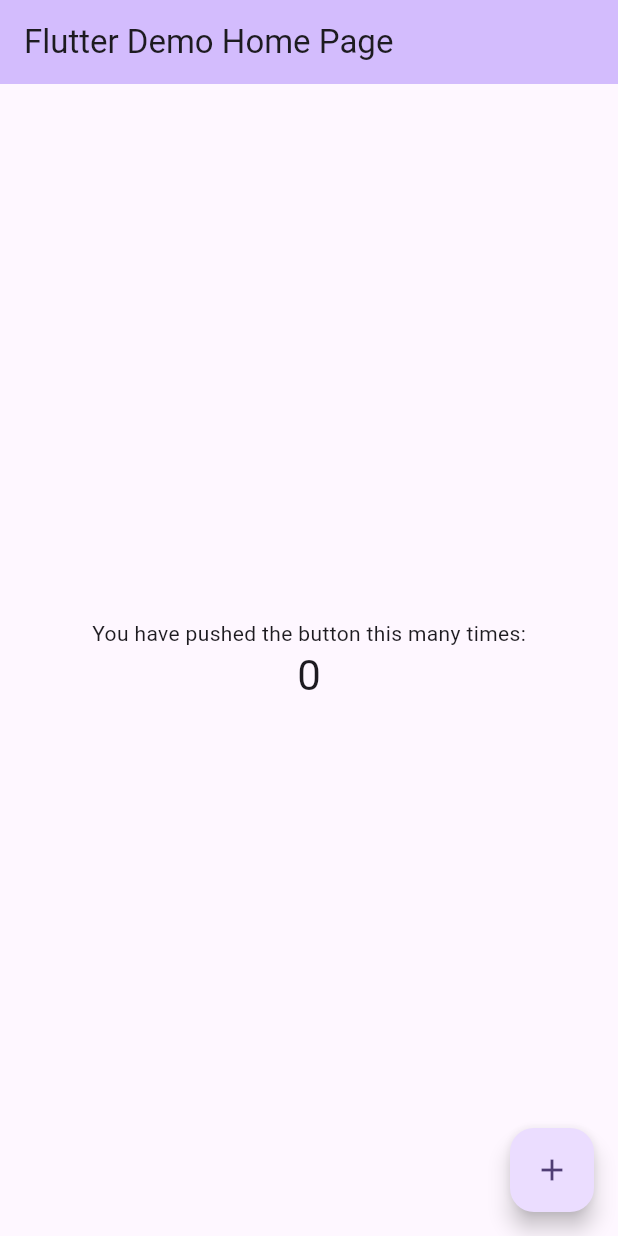
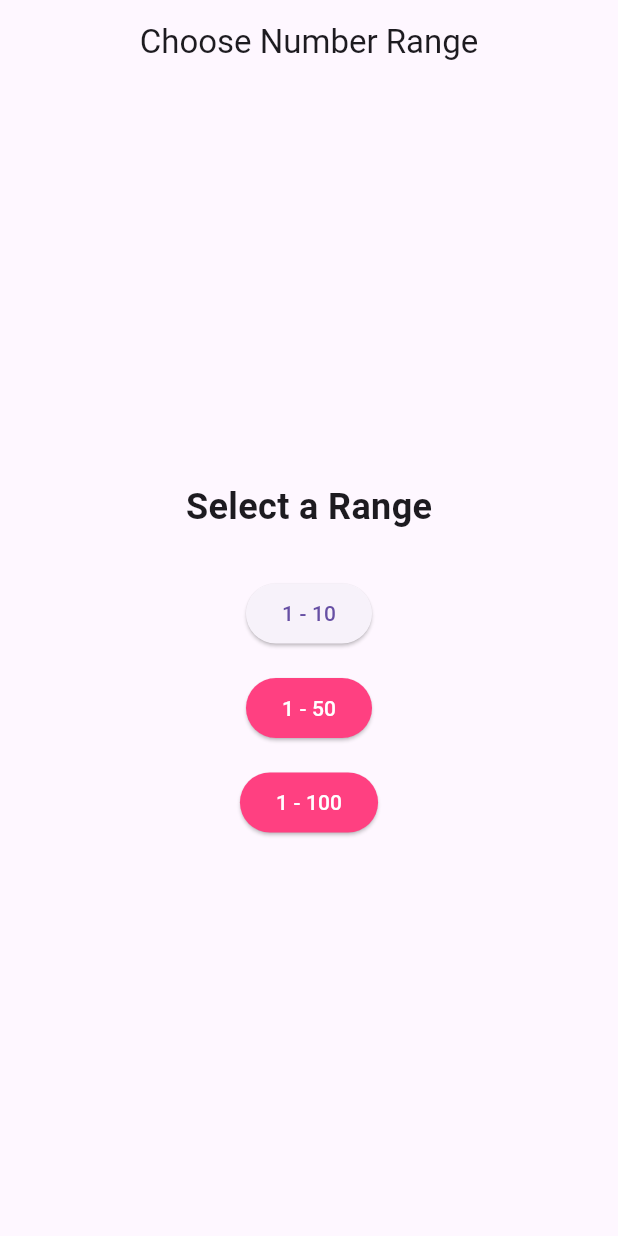
Before and after one commit to khadijajavedtevta/guess_number, a Flutter app: the screen it shows after launch, on a phone screen of 412 x 824 dp. Run offline on Flutter 3.47's test engine with Material 3 defaults, Android fonts, the phone set to English and light mode, and no system bars.

Commit message:
Added Splash and range screens

```diff
--- a/lib/main.dart
+++ b/lib/main.dart
@@ -1,122 +1,65 @@
-import 'package:material_ui/material_ui.dart';
-
+import 'package:flutter/material.dart';
+import 'splash_screen.dart';
 void main() {
-  runApp(const MyApp());
+  runApp(const NumberGuessGame());
 }
 
-class MyApp extends StatelessWidget {
-  const MyApp({super.key});
+class NumberGuessGame extends StatelessWidget {
+  const NumberGuessGame({super.key});
 
   // This widget is the root of your application.
   @override
   Widget build(BuildContext context) {
     return MaterialApp(
-      title: 'Flutter Demo',
-      theme: ThemeData(
-        // This is the theme of your application.
-        //
-        // TRY THIS: Try running your application with "flutter run". You'll see
-        // the application has a purple toolbar. Then, without quitting the app,
-        // try changing the seedColor in the colorScheme below to Colors.green
-        // and then invoke "hot reload" (save your changes or press the "hot
-        // reload" button in a Flutter-supported IDE, or press "r" if you used
-        // the command line to start the app).
-        //
-        // Notice that the counter didn't reset back to zero; the application
-        // state is not lost during the reload. To reset the state, use hot
-        // restart instead.
-        //
-        // This works for code too, not just values: Most code changes can be
-        // tested with just a hot reload.
-        colorScheme: .fromSeed(seedColor: Colors.deepPurple),
-      ),
-      home: const MyHomePage(title: 'Flutter Demo Home Page'),
+      debugShowCheckedModeBanner: false,
+      title: 'Number Guess Game',
+      home: const SplashScreen(),
     );
   }
 }
-
-class MyHomePage extends StatefulWidget {
-  const MyHomePage({super.key, required this.title});
-
-  // This widget is the home page of your application. It is stateful, meaning
-  // that it has a State object (defined below) that contains fields that affect
-  // how it looks.
-
-  // This class is the configuration for the state. It holds the values (in this
-  // case the title) provided by the parent (in this case the App widget) and
-  // used by the build method of the State. Fields in a Widget subclass are
-  // always marked "final".
-
-  final String title;
-
-  @override
-  State<MyHomePage> createState() => _MyHomePageState();
-}
-
-class _MyHomePageState extends State<MyHomePage> {
-  int _counter = 0;
-
-  void _incrementCounter() {
-    setState(() {
-      // This call to setState tells the Flutter framework that something has
-      // changed in this State, which causes it to rerun the build method below
-      // so that the display can reflect the updated values. If we changed
-      // _counter without calling setState(), then the build method would not be
-      // called again, and so nothing would appear to happen.
-      _counter++;
-    });
-  }
-
+class HomeScreen extends StatelessWidget {
+  const HomeScreen({super.key});
 @override
 Widget build(BuildContext context) {
-    // This method is rerun every time setState is called, for instance as done
-    // by the _incrementCounter method above.
-    //
-    // The Flutter framework has been optimized to make rerunning build methods
-    // fast, so that you can just rebuild anything that needs updating rather
-    // than having to individually change instances of widgets.
   return Scaffold(
     appBar: AppBar(
-        // TRY THIS: Try changing the color here to a specific color (to
-        // Colors.amber, perhaps?) and trigger a hot reload to see the AppBar
-        // change color while the other colors stay the same.
-        backgroundColor: Theme.of(context).colorScheme.inversePrimary,
-        // Here we take the value from the MyHomePage object that was created by
-        // the App.build method, and use it to set our appbar title.
-        title: Text(widget.title),
+      title: const Text("Number Guessing Game"),
+      centerTitle: true,
     ),
-      body: Center(
-        // Center is a layout widget. It takes a single child and positions it
-        // in the middle of the parent.
+    body: Padding(padding: const EdgeInsets.all(20),
     child: Column(
-          // Column is also a layout widget. It takes a list of children and
-          // arranges them vertically. By default, it sizes itself to fit its
-          // children horizontally, and tries to be as tall as its parent.
-          //
-          // Column has various properties to control how it sizes itself and
-          // how it positions its children. Here we use mainAxisAlignment to
-          // center the children vertically; the main axis here is the vertical
-          // axis because Columns are vertical (the cross axis would be
-          // horizontal).
-          //
-          // TRY THIS: Invoke "debug painting" (choose the "Toggle Debug Paint"
-          // action in the IDE, or press "p" in the console), to see the
-          // wireframe for each widget.
-          mainAxisAlignment: .center,
+      crossAxisAlignment: CrossAxisAlignment.stretch,
       children: [
-            const Text('You have pushed the button this many times:'),
-            Text(
-              '$_counter',
-              style: Theme.of(context).textTheme.headlineMedium,
+        const SizedBox(height: 20),
+        const Text("Enter a Number",
+        style: TextStyle(fontSize: 24,
+        fontWeight: FontWeight.bold,),
+        ),
+        const SizedBox(height: 15),
+        TextField(
+          keyboardType: TextInputType.number,
+          decoration: InputDecoration(
+            hintText: "Enter Number:",
+            border: OutlineInputBorder(),
+          ),
+        ),
+        const SizedBox(height: 10),
+        ElevatedButton(onPressed: (){}, child: const Text("Guess"),
+        ),
+        const SizedBox(height: 10),
+        ElevatedButton(onPressed: (){}, child: const Text("Reset"),
+        ),
+        const SizedBox(height: 20),
+        const Text(
+          "Result will appear here",
+          textAlign: TextAlign.center,
+          style: TextStyle(
+            fontSize: 18,
+            color: Colors.blue,
+          ),
         ),
       ],
-        ),
-      ),
-      floatingActionButton: FloatingActionButton(
-        onPressed: _incrementCounter,
-        tooltip: 'Increment',
-        child: const Icon(Icons.add),
-      ),
+    ),),
   );
 }
 }
--- /dev/null
+++ b/lib/range_screen.dart
@@ -0,0 +1,63 @@
+import 'package:flutter/material.dart';
+import 'main.dart';
+
+class RangeScreen extends StatelessWidget {
+  const RangeScreen({super.key});
+  @override
+  Widget build (BuildContext context){
+    return Scaffold(
+      appBar: AppBar(
+        title: const Text("Choose Number Range"),
+        centerTitle: true,
+      ),
+      body: Center(
+        child: Column(
+          mainAxisAlignment: MainAxisAlignment.center,
+          children: [
+            const Text(
+              "Select a Range",
+              style: TextStyle(
+                fontSize: 24,
+                fontWeight: FontWeight.bold,
+              ),
+            ),
+            const SizedBox(height: 30),
+            ElevatedButton(onPressed: (){
+              Navigator.push(context, MaterialPageRoute(builder: (context) => const HomeScreen(),
+              ),
+              );
+            },
+              child: const Text("1 - 10"),
+            ),
+            const SizedBox(height: 15),
+            ElevatedButton(onPressed: (){
+              Navigator.push(context, MaterialPageRoute(builder: (context) => const HomeScreen(),
+              ),
+              );
+            },
+              style: ElevatedButton.styleFrom(
+                backgroundColor: Colors.pinkAccent,
+                foregroundColor: Colors.white,
+              ),
+              child: const Text("1 - 50"),
+            ),
+            const SizedBox(height: 15),
+            ElevatedButton(onPressed: (){
+              Navigator.push(context, MaterialPageRoute(builder: (context) => const HomeScreen(),
+              ),
+
+              );
+            },
+              style: ElevatedButton.styleFrom(
+                backgroundColor: Colors.pinkAccent,
+                foregroundColor: Colors.white,
+              ),
+
+              child: const Text("1 - 100"),
+            ),
+          ],
+        ),
+      ),
+    );
+  }
+}
```
Also changed, not shown: lib/splash_screen.dart (added, +49 -0 lines). Lines whose indentation alone changed are shown as unchanged.
